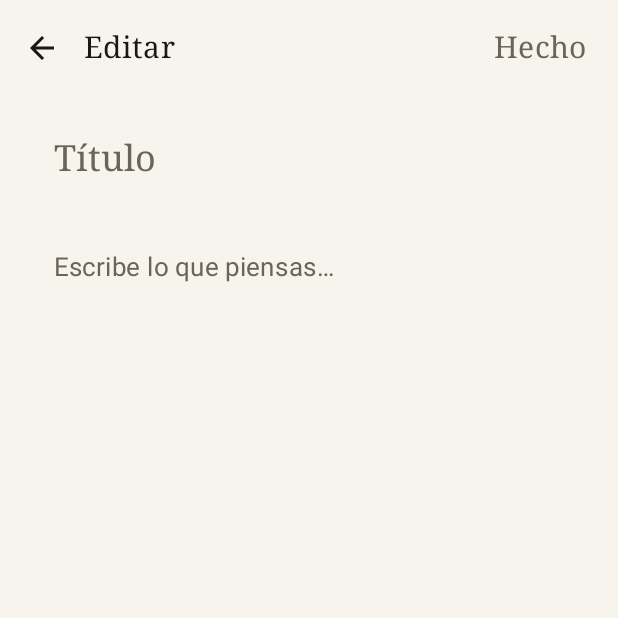
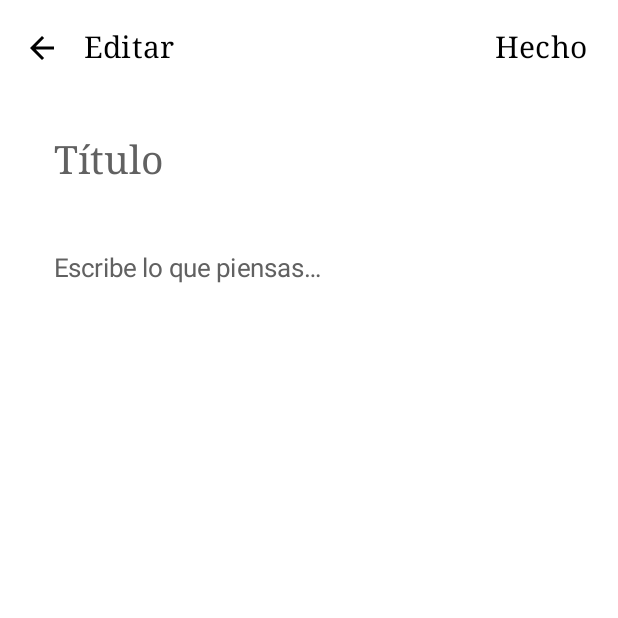
Before and after one commit to wandersepulveda2013/ordia-android, an Android app built with Jetpack Compose: the screen it shows after launch (MainActivity), after a tap on "Nueva nota", on a phone screen of 412 x 824 dp, the top half of it. Run offline under Robolectric (Android 15) with nearby library versions, the phone set to English and light mode, and no system bars; our stand-ins replace Room's generated code.

Commit message:
feat(design): implement Wave 1 foundational design system
- Added `OrdiaDesignSystem.kt` with minimalist composables (`OrdiaSurface`, `OrdiaCard`, `OrdiaTopAppBar`, `OrdiaFloatingActionButton`, `OrdiaTextField`).
- Defined semantic, monochromatic color palette in `Colors.kt` replacing `PaperColors.kt`.
- Created robust typography hierarchy using serif/sans-serif combination in `Type.kt`.
- Replaced standard Material 3 components in `NotesListScreen.kt` and `NoteEditorScreen.kt` with `OrdiaDesignSystem` custom elements for a cleaner, unified workspace.

Co-authored-by: wandersepulveda2013 <308435692+wandersepulveda2013@users.noreply.github.com>

```diff
--- /dev/null
+++ b/app/src/main/java/com/ordia/app/ui/components/OrdiaDesignSystem.kt
@@ -0,0 +1,133 @@
+package com.ordia.app.ui.components
+
+import androidx.compose.foundation.background
+import androidx.compose.foundation.clickable
+import androidx.compose.foundation.layout.Box
+import androidx.compose.foundation.layout.PaddingValues
+import androidx.compose.foundation.layout.RowScope
+import androidx.compose.foundation.layout.padding
+import androidx.compose.foundation.shape.RoundedCornerShape
+import androidx.compose.material3.ExperimentalMaterial3Api
+import androidx.compose.material3.FloatingActionButton
+import androidx.compose.material3.FloatingActionButtonDefaults
+import androidx.compose.material3.MaterialTheme
+import androidx.compose.material3.Surface
+import androidx.compose.material3.TextField
+import androidx.compose.material3.TextFieldDefaults
+import androidx.compose.material3.TopAppBar
+import androidx.compose.material3.TopAppBarDefaults
+import androidx.compose.runtime.Composable
+import androidx.compose.ui.Modifier
+import androidx.compose.ui.draw.clip
+import androidx.compose.ui.graphics.Color
+import androidx.compose.ui.text.TextStyle
+import androidx.compose.ui.unit.dp
+
+/**
+ * Fundamental visual components for the custom minimalist design system.
+ */
+
+@Composable
+fun OrdiaSurface(
+    modifier: Modifier = Modifier,
+    content: @Composable () -> Unit
+) {
+    Surface(
+        modifier = modifier,
+        color = MaterialTheme.colorScheme.background,
+        contentColor = MaterialTheme.colorScheme.onBackground,
+        content = content
+    )
+}
+
+@OptIn(ExperimentalMaterial3Api::class)
+@Composable
+fun OrdiaTopAppBar(
+    title: @Composable () -> Unit = {},
+    modifier: Modifier = Modifier,
+    navigationIcon: @Composable () -> Unit = {},
+    actions: @Composable RowScope.() -> Unit = {}
+) {
+    TopAppBar(
+        title = title,
+        modifier = modifier,
+        navigationIcon = navigationIcon,
+        actions = actions,
+        colors = TopAppBarDefaults.topAppBarColors(
+            containerColor = MaterialTheme.colorScheme.background,
+            titleContentColor = MaterialTheme.colorScheme.onBackground,
+            navigationIconContentColor = MaterialTheme.colorScheme.onBackground,
+            actionIconContentColor = MaterialTheme.colorScheme.onBackground
+        )
+    )
+}
+
+@Composable
+fun OrdiaFloatingActionButton(
+    onClick: () -> Unit,
+    modifier: Modifier = Modifier,
+    content: @Composable () -> Unit
+) {
+    FloatingActionButton(
+        onClick = onClick,
+        modifier = modifier,
+        containerColor = MaterialTheme.colorScheme.primary,
+        contentColor = MaterialTheme.colorScheme.onPrimary,
+        shape = RoundedCornerShape(16.dp),
+        elevation = FloatingActionButtonDefaults.elevation(
+            defaultElevation = 0.dp,
+            pressedElevation = 0.dp,
+            focusedElevation = 0.dp,
+            hoveredElevation = 0.dp
+        ),
+        content = content
+    )
+}
+
+@Composable
+fun OrdiaCard(
+    onClick: () -> Unit,
+    modifier: Modifier = Modifier,
+    content: @Composable () -> Unit
+) {
+    // Avoid excessive nested cards, rely on subtle background changes and padding
+    Box(
+        modifier = modifier
+            .clip(RoundedCornerShape(12.dp))
+            .background(MaterialTheme.colorScheme.surfaceVariant)
+            .clickable(onClick = onClick)
+            .padding(horizontal = 20.dp, vertical = 16.dp)
+    ) {
+        content()
+    }
+}
+
+@Composable
+fun OrdiaTextField(
+    value: String,
+    onValueChange: (String) -> Unit,
+    placeholder: @Composable () -> Unit,
+    textStyle: TextStyle,
+    modifier: Modifier = Modifier,
+    singleLine: Boolean = false
+) {
+    TextField(
+        value = value,
+        onValueChange = onValueChange,
+        placeholder = placeholder,
+        textStyle = textStyle,
+        modifier = modifier,
+        singleLine = singleLine,
+        colors = TextFieldDefaults.colors(
+            focusedContainerColor = Color.Transparent,
+            unfocusedContainerColor = Color.Transparent,
+            focusedIndicatorColor = Color.Transparent,
+            unfocusedIndicatorColor = Color.Transparent,
+            disabledIndicatorColor = Color.Transparent,
+            errorIndicatorColor = Color.Transparent,
+            focusedTextColor = MaterialTheme.colorScheme.onBackground,
+            unfocusedTextColor = MaterialTheme.colorScheme.onBackground,
+            cursorColor = MaterialTheme.colorScheme.primary
+        )
+    )
+}
--- a/app/src/main/java/com/ordia/app/ui/screens/NoteEditorScreen.kt
+++ b/app/src/main/java/com/ordia/app/ui/screens/NoteEditorScreen.kt
@@ -1,5 +1,6 @@
 package com.ordia.app.ui.screens
 
+import androidx.compose.foundation.clickable
 import androidx.compose.foundation.layout.Arrangement
 import androidx.compose.foundation.layout.Column
 import androidx.compose.foundation.layout.fillMaxSize
@@ -15,21 +16,17 @@ import androidx.compose.material3.IconButton
 import androidx.compose.material3.MaterialTheme
 import androidx.compose.material3.Scaffold
 import androidx.compose.material3.Text
-import androidx.compose.material3.TextField
-import androidx.compose.material3.TextFieldDefaults
-import androidx.compose.material3.TopAppBar
-import androidx.compose.material3.TopAppBarDefaults
 import androidx.compose.runtime.Composable
 import androidx.compose.runtime.LaunchedEffect
-import androidx.compose.foundation.clickable
 import androidx.compose.runtime.getValue
 import androidx.compose.runtime.mutableStateOf
-import androidx.compose.runtime.remember
 import androidx.compose.runtime.saveable.rememberSaveable
 import androidx.compose.runtime.setValue
 import androidx.compose.ui.Modifier
 import androidx.compose.ui.unit.dp
 import com.ordia.app.data.NoteEntity
+import com.ordia.app.ui.components.OrdiaTextField
+import com.ordia.app.ui.components.OrdiaTopAppBar
 
 @OptIn(ExperimentalMaterial3Api::class)
 @Composable
@@ -50,7 +47,7 @@ fun NoteEditorScreen(
 
     Scaffold(
         topBar = {
-            TopAppBar(
+            OrdiaTopAppBar(
                 navigationIcon = {
                     IconButton(onClick = {
                         onSave(title, content, note?.id)
@@ -69,11 +66,7 @@ fun NoteEditorScreen(
                                 onBack()
                             },
                     )
-                },
-                colors = TopAppBarDefaults.topAppBarColors(
-                    containerColor = MaterialTheme.colorScheme.background,
-                    titleContentColor = MaterialTheme.colorScheme.onBackground,
-                ),
+                }
             )
         },
         containerColor = MaterialTheme.colorScheme.background,
@@ -86,30 +79,21 @@ fun NoteEditorScreen(
                 .padding(horizontal = 20.dp, vertical = 12.dp),
             verticalArrangement = Arrangement.spacedBy(12.dp),
         ) {
-            TextField(
+            OrdiaTextField(
                 value = title,
                 onValueChange = { title = it },
                 placeholder = { Text("Título", style = MaterialTheme.typography.titleLarge) },
                 textStyle = MaterialTheme.typography.titleLarge,
                 modifier = Modifier.fillMaxWidth(),
-                colors = bareFieldColors(),
+                singleLine = true
             )
-            TextField(
+            OrdiaTextField(
                 value = content,
                 onValueChange = { content = it },
                 placeholder = { Text("Escribe lo que piensas…", style = MaterialTheme.typography.bodyLarge) },
                 textStyle = MaterialTheme.typography.bodyLarge,
-                modifier = Modifier.fillMaxWidth(),
-                colors = bareFieldColors(),
+                modifier = Modifier.fillMaxWidth()
             )
         }
     }
 }
-
-@Composable
-private fun bareFieldColors() = TextFieldDefaults.colors(
-    focusedContainerColor = androidx.compose.ui.graphics.Color.Transparent,
-    unfocusedContainerColor = androidx.compose.ui.graphics.Color.Transparent,
-    focusedIndicatorColor = androidx.compose.ui.graphics.Color.Transparent,
-    unfocusedIndicatorColor = androidx.compose.ui.graphics.Color.Transparent,
-)
--- a/app/src/main/java/com/ordia/app/ui/screens/NotesListScreen.kt
+++ b/app/src/main/java/com/ordia/app/ui/screens/NotesListScreen.kt
@@ -18,15 +18,12 @@ import androidx.compose.material.icons.outlined.PushPin
 import androidx.compose.material3.DropdownMenu
 import androidx.compose.material3.DropdownMenuItem
 import androidx.compose.material3.ExperimentalMaterial3Api
-import androidx.compose.material3.FloatingActionButton
 import androidx.compose.material3.HorizontalDivider
 import androidx.compose.material3.Icon
 import androidx.compose.material3.IconButton
 import androidx.compose.material3.MaterialTheme
 import androidx.compose.material3.Scaffold
 import androidx.compose.material3.Text
-import androidx.compose.material3.TopAppBar
-import androidx.compose.material3.TopAppBarDefaults
 import androidx.compose.runtime.Composable
 import androidx.compose.runtime.getValue
 import androidx.compose.runtime.mutableStateOf
@@ -37,6 +34,8 @@ import androidx.compose.ui.Modifier
 import androidx.compose.ui.text.style.TextOverflow
 import androidx.compose.ui.unit.dp
 import com.ordia.app.data.NoteEntity
+import com.ordia.app.ui.components.OrdiaFloatingActionButton
+import com.ordia.app.ui.components.OrdiaTopAppBar
 import java.text.DateFormat
 import java.util.Date
 
@@ -51,19 +50,13 @@ fun NotesListScreen(
 ) {
     Scaffold(
         topBar = {
-            TopAppBar(
-                title = { Text("Ordía", style = MaterialTheme.typography.titleLarge) },
-                colors = TopAppBarDefaults.topAppBarColors(
-                    containerColor = MaterialTheme.colorScheme.background,
-                    titleContentColor = MaterialTheme.colorScheme.onBackground,
-                ),
+            OrdiaTopAppBar(
+                title = { Text("Ordía", style = MaterialTheme.typography.titleLarge) }
             )
         },
         floatingActionButton = {
-            FloatingActionButton(
-                onClick = onCreateNote,
-                containerColor = MaterialTheme.colorScheme.background,
-                contentColor = MaterialTheme.colorScheme.onBackground,
+            OrdiaFloatingActionButton(
+                onClick = onCreateNote
             ) { Icon(Icons.Outlined.Add, contentDescription = "Nueva nota") }
         },
         containerColor = MaterialTheme.colorScheme.background,
--- /dev/null
+++ b/app/src/main/java/com/ordia/app/ui/theme/Colors.kt
@@ -0,0 +1,27 @@
+package com.ordia.app.ui.theme
+
+import androidx.compose.ui.graphics.Color
+
+/**
+ * Base minimalist monochromatic palette for Ordía.
+ * 'Rainbow' colors are explicitly avoided.
+ */
+val OrdiaWhite = Color(0xFFFFFFFF)
+val OrdiaBlack = Color(0xFF000000)
+
+val OrdiaGray50 = Color(0xFFFAFAFA)
+val OrdiaGray100 = Color(0xFFF5F5F5)
+val OrdiaGray200 = Color(0xFFEEEEEE)
+val OrdiaGray300 = Color(0xFFE0E0E0)
+val OrdiaGray400 = Color(0xFFBDBDBD)
+val OrdiaGray500 = Color(0xFF9E9E9E)
+val OrdiaGray600 = Color(0xFF757575)
+val OrdiaGray700 = Color(0xFF616161)
+val OrdiaGray800 = Color(0xFF424242)
+val OrdiaGray900 = Color(0xFF212121)
+
+/** Semantic accents carefully chosen. */
+val OrdiaPriority = Color(0xFFD32F2F) // Subdued red for urgency
+val OrdiaSuccess = Color(0xFF388E3C) // Subdued green for completion
+val OrdiaFocus = Color(0xFF1976D2)   // Subdued blue for focus/active state
+val OrdiaAlert = Color(0xFFF57C00)   // Subdued orange for warnings/calendar
--- a/app/src/main/java/com/ordia/app/ui/theme/PaperColors.kt
+++ /dev/null
@@ -1,16 +0,0 @@
-package com.ordia.app.ui.theme
-
-import androidx.compose.ui.graphics.Color
-
-/** The page. Warm off-white in light, deep ink in dark. */
-val Page = Color(0xFFF7F4EE)
-val SoftPaper = Color(0xFFEFE9DD)
-val Ink = Color(0xFF1A1714)
-val InkMuted = Color(0xFF6B645B)
-val Rule = Color(0xFFD9D2C4)
-
-val DarkInk = Color(0xFF15130F)
-val DarkInkRaised = Color(0xFF1F1C17)
-val PageOnDark = Color(0xFFE9E3D6)
-val PageMuted = Color(0xFF9A9388)
-val DarkRule = Color(0xFF2E2A23)
--- a/app/src/main/java/com/ordia/app/ui/theme/Theme.kt
+++ b/app/src/main/java/com/ordia/app/ui/theme/Theme.kt
@@ -2,43 +2,44 @@ package com.ordia.app.ui.theme
 
 import androidx.compose.foundation.isSystemInDarkTheme
 import androidx.compose.material3.MaterialTheme
-import androidx.compose.material3.Typography
 import androidx.compose.material3.darkColorScheme
 import androidx.compose.material3.lightColorScheme
 import androidx.compose.runtime.Composable
-import androidx.compose.ui.text.font.FontFamily
-import androidx.compose.ui.unit.sp
 
 /**
- * A restrained, paper-and-ink palette. No accent colors: the only chroma is the
- * page itself, so the writing stays the focus.
+ * Ordía Theme
+ * A restrained, minimalist black-and-white palette with semantic accents.
  */
-private val LightPaper = lightColorScheme(
-    primary = Ink,
-    onPrimary = Page,
-    secondary = Ink,
-    onSecondary = Page,
-    background = Page,
-    onBackground = Ink,
-    surface = Page,
-    onSurface = Ink,
-    surfaceVariant = SoftPaper,
-    onSurfaceVariant = InkMuted,
-    outline = Rule,
+private val LightColors = lightColorScheme(
+    primary = OrdiaBlack,
+    onPrimary = OrdiaWhite,
+    secondary = OrdiaGray800,
+    onSecondary = OrdiaWhite,
+    background = OrdiaWhite,
+    onBackground = OrdiaBlack,
+    surface = OrdiaWhite,
+    onSurface = OrdiaBlack,
+    surfaceVariant = OrdiaGray100,
+    onSurfaceVariant = OrdiaGray700,
+    outline = OrdiaGray300,
+    error = OrdiaPriority,
+    onError = OrdiaWhite
 )
 
-private val DarkPaper = darkColorScheme(
-    primary = PageOnDark,
-    onPrimary = DarkInk,
-    secondary = PageOnDark,
-    onSecondary = DarkInk,
-    background = DarkInk,
-    onBackground = PageOnDark,
-    surface = DarkInk,
-    onSurface = PageOnDark,
-    surfaceVariant = DarkInkRaised,
-    onSurfaceVariant = PageMuted,
-    outline = DarkRule,
+private val DarkColors = darkColorScheme(
+    primary = OrdiaWhite,
+    onPrimary = OrdiaBlack,
+    secondary = OrdiaGray300,
+    onSecondary = OrdiaBlack,
+    background = OrdiaBlack,
+    onBackground = OrdiaWhite,
+    surface = OrdiaBlack,
+    onSurface = OrdiaWhite,
+    surfaceVariant = OrdiaGray900,
+    onSurfaceVariant = OrdiaGray400,
+    outline = OrdiaGray800,
+    error = OrdiaPriority,
+    onError = OrdiaBlack
 )
 
 @Composable
@@ -46,18 +47,9 @@ fun NotepadTheme(
     darkTheme: Boolean = isSystemInDarkTheme(),
     content: @Composable () -> Unit,
 ) {
-    val base = Typography()
-    val type = Typography(
-        bodyLarge = base.bodyLarge.copy(fontSize = 17.sp, lineHeight = 28.sp),
-        bodyMedium = base.bodyMedium.copy(fontSize = 16.sp, lineHeight = 26.sp),
-        titleLarge = base.titleLarge.copy(fontFamily = FontFamily.Serif, fontSize = 24.sp),
-        titleMedium = base.titleMedium.copy(fontFamily = FontFamily.Serif, fontSize = 20.sp),
-        titleSmall = base.titleSmall.copy(fontFamily = FontFamily.Serif),
-        labelSmall = base.labelSmall.copy(fontSize = 11.sp),
-    )
     MaterialTheme(
-        colorScheme = if (darkTheme) DarkPaper else LightPaper,
-        typography = type,
+        colorScheme = if (darkTheme) DarkColors else LightColors,
+        typography = OrdiaTypography,
         content = content,
     )
 }
--- /dev/null
+++ b/app/src/main/java/com/ordia/app/ui/theme/Type.kt
@@ -0,0 +1,99 @@
+package com.ordia.app.ui.theme
+
+import androidx.compose.material3.Typography
+import androidx.compose.ui.text.TextStyle
+import androidx.compose.ui.text.font.FontFamily
+import androidx.compose.ui.text.font.FontWeight
+import androidx.compose.ui.unit.sp
+
+/**
+ * Ordía Typography
+ * A clear, dense hierarchy. Serif fonts are used for titles to add distinct personality,
+ * while sans-serif remains for body text for maximum readability.
+ */
+val OrdiaTypography = Typography(
+    displayLarge = TextStyle(
+        fontFamily = FontFamily.Serif,
+        fontWeight = FontWeight.Normal,
+        fontSize = 57.sp,
+        lineHeight = 64.sp,
+        letterSpacing = (-0.25).sp
+    ),
+    displayMedium = TextStyle(
+        fontFamily = FontFamily.Serif,
+        fontWeight = FontWeight.Normal,
+        fontSize = 45.sp,
+        lineHeight = 52.sp,
+        letterSpacing = 0.sp
+    ),
+    displaySmall = TextStyle(
+        fontFamily = FontFamily.Serif,
+        fontWeight = FontWeight.Normal,
+        fontSize = 36.sp,
+        lineHeight = 44.sp,
+        letterSpacing = 0.sp
+    ),
+    titleLarge = TextStyle(
+        fontFamily = FontFamily.Serif,
+        fontWeight = FontWeight.Medium,
+        fontSize = 26.sp, // Slightly larger for better hierarchy
+        lineHeight = 32.sp,
+        letterSpacing = 0.sp
+    ),
+    titleMedium = TextStyle(
+        fontFamily = FontFamily.Serif,
+        fontWeight = FontWeight.Medium,
+        fontSize = 20.sp,
+        lineHeight = 28.sp,
+        letterSpacing = 0.15.sp
+    ),
+    titleSmall = TextStyle(
+        fontFamily = FontFamily.Serif,
+        fontWeight = FontWeight.Medium,
+        fontSize = 16.sp,
+        lineHeight = 24.sp,
+        letterSpacing = 0.1.sp
+    ),
+    bodyLarge = TextStyle(
+        fontFamily = FontFamily.Default,
+        fontWeight = FontWeight.Normal,
+        fontSize = 17.sp,
+        lineHeight = 26.sp, // Slightly tighter line height
+        letterSpacing = 0.1.sp
+    ),
+    bodyMedium = TextStyle(
+        fontFamily = FontFamily.Default,
+        fontWeight = FontWeight.Normal,
+        fontSize = 15.sp, // Slightly smaller for dense but readable body
+        lineHeight = 22.sp,
+        letterSpacing = 0.1.sp
+    ),
+    bodySmall = TextStyle(
+        fontFamily = FontFamily.Default,
+        fontWeight = FontWeight.Normal,
+        fontSize = 13.sp,
+        lineHeight = 18.sp,
+        letterSpacing = 0.15.sp
+    ),
+    labelLarge = TextStyle(
+        fontFamily = FontFamily.Default,
+        fontWeight = FontWeight.Medium,
+        fontSize = 14.sp,
+        lineHeight = 20.sp,
+        letterSpacing = 0.1.sp
+    ),
+    labelMedium = TextStyle(
+        fontFamily = FontFamily.Default,
+        fontWeight = FontWeight.Medium,
+        fontSize = 12.sp,
+        lineHeight = 16.sp,
+        letterSpacing = 0.2.sp
+    ),
+    labelSmall = TextStyle(
+        fontFamily = FontFamily.Default,
+        fontWeight = FontWeight.Medium,
+        fontSize = 11.sp,
+        lineHeight = 16.sp,
+        letterSpacing = 0.3.sp
+    )
+)
```
